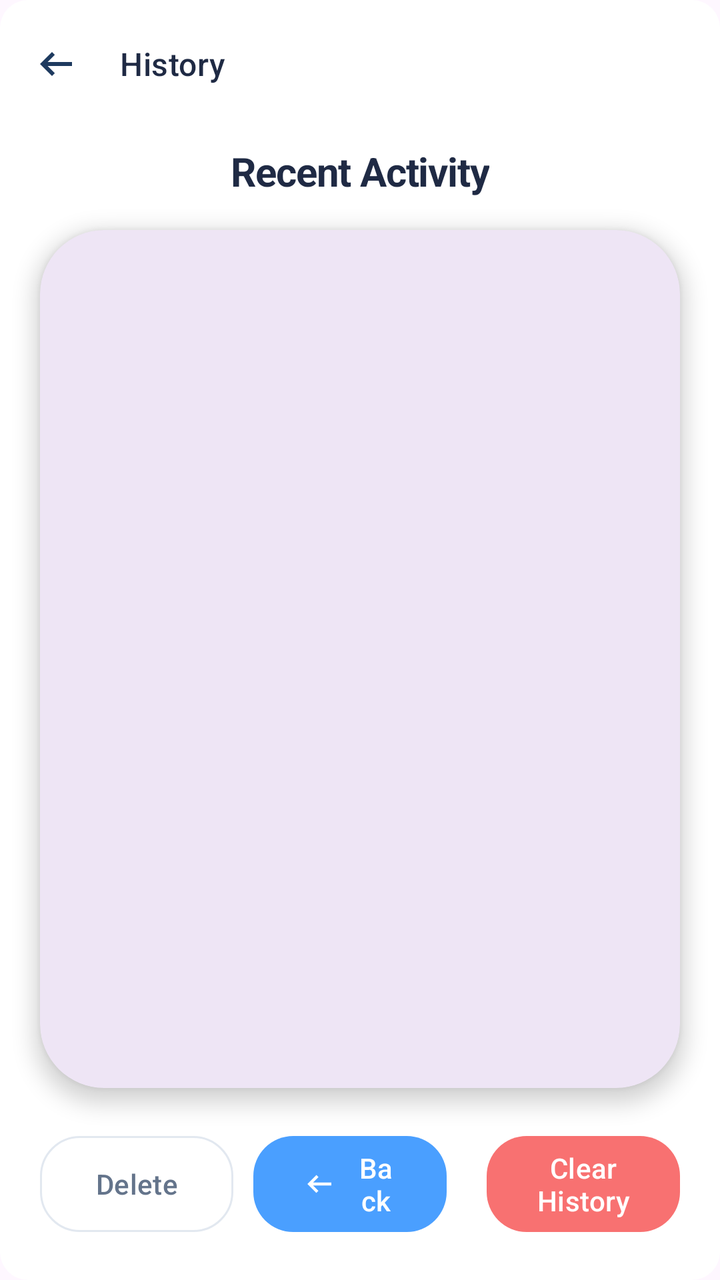
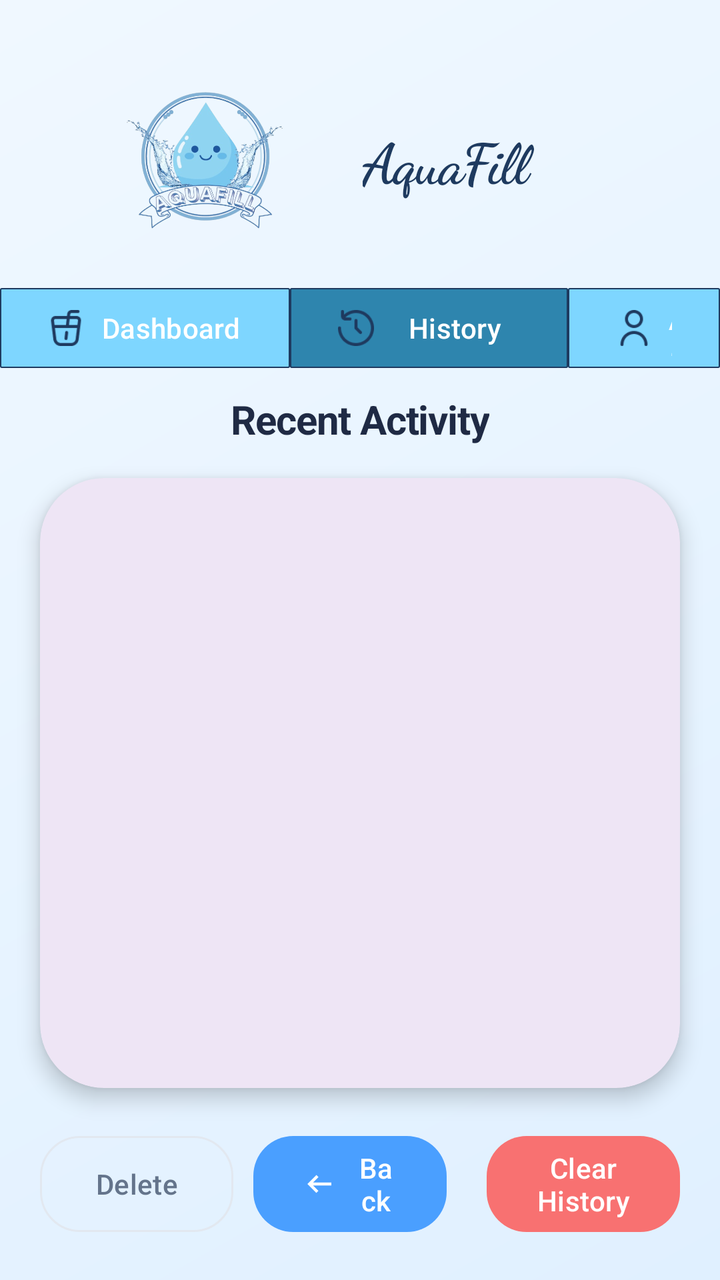

Two renders of the same Android screen: before a commit and after it. Below are the layout's source before the change and the commit's diff.
<!-- AndroidManifest.xml: application theme Theme.WaterReminder -->
<!-- res/layout/activity_history.xml -->
<?xml version="1.0" encoding="utf-8"?>
<androidx.constraintlayout.widget.ConstraintLayout
    xmlns:android="http://schemas.android.com/apk/res/android"
    xmlns:app="http://schemas.android.com/apk/res-auto"
    android:layout_width="match_parent"
    android:layout_height="match_parent"
    android:background="@drawable/bg"
    android:fitsSystemWindows="true">

    <com.google.android.material.appbar.MaterialToolbar
        android:id="@+id/toolbar"
        android:layout_width="0dp"
        android:layout_height="?attr/actionBarSize"
        android:background="@android:color/transparent"
        app:layout_constraintTop_toTopOf="parent"
        app:layout_constraintStart_toStartOf="parent"
        app:layout_constraintEnd_toEndOf="parent"
        app:navigationIcon="@drawable/icon_back"
        app:title="History"
        app:titleTextColor="#1F2A44"
        app:titleTextAppearance="@style/TextAppearance.Material3.TitleMedium" />

    <TextView
        android:id="@+id/tv_recent_title"
        android:layout_width="wrap_content"
        android:layout_height="wrap_content"
        android:text="Recent Activity"
        android:textColor="#1F2A44"
        android:textSize="20sp"
        android:textStyle="bold"
        android:letterSpacing="-0.02"
        android:layout_marginTop="8dp"
        app:layout_constraintStart_toStartOf="parent"
        app:layout_constraintEnd_toEndOf="parent"
        app:layout_constraintTop_toBottomOf="@id/toolbar" />

    <com.google.android.material.card.MaterialCardView
        android:id="@+id/history_card"
        android:layout_width="0dp"
        android:layout_height="0dp"
        android:layout_marginHorizontal="20dp"
        android:layout_marginTop="16dp"
        app:cardCornerRadius="32dp"
        app:cardElevation="6dp"
        app:strokeWidth="0dp"
        app:layout_constraintTop_toBottomOf="@id/tv_recent_title"
        app:layout_constraintBottom_toTopOf="@id/bottom_actions"
        app:layout_constraintStart_toStartOf="parent"
        app:layout_constraintEnd_toEndOf="parent">

        <androidx.recyclerview.widget.RecyclerView
            android:id="@+id/rv_history"
            android:layout_width="match_parent"
            android:layout_height="match_parent"
            android:paddingHorizontal="8dp"
            android:paddingVertical="12dp"
            android:clipToPadding="false"
            app:layoutManager="androidx.recyclerview.widget.LinearLayoutManager" />

    </com.google.android.material.card.MaterialCardView>

    <LinearLayout
        android:id="@+id/bottom_actions"
        android:layout_width="0dp"
        android:layout_height="wrap_content"
        android:orientation="horizontal"
        android:padding="20dp"
        android:gravity="center"
        app:layout_constraintBottom_toBottomOf="parent"
        app:layout_constraintStart_toStartOf="parent"
        app:layout_constraintEnd_toEndOf="parent">

        <com.google.android.material.button.MaterialButton
            android:id="@+id/btn_delete"
            style="@style/Widget.Material3.Button.OutlinedButton"
            android:layout_width="0dp"
            android:layout_weight="1"
            android:layout_height="56dp"
            android:text="Delete"
            android:textColor="#64748B"
            app:strokeColor="#E2E8F0"
            app:cornerRadius="20dp"
            android:layout_marginEnd="10dp" />

        <com.google.android.material.button.MaterialButton
            android:id="@+id/btnBack"
            style="@style/Widget.Material3.Button"
            android:layout_width="0dp"
            android:layout_weight="1"
            android:layout_height="56dp"
            android:text="Back"
            app:icon="@drawable/icon_back"
            app:iconGravity="start"
            app:backgroundTint="#4A9FFF"
            app:cornerRadius="20dp"
            android:layout_marginEnd="10dp" />

        <com.google.android.material.button.MaterialButton
            android:id="@+id/btn_clear_all"
            style="@style/Widget.Material3.Button"
            android:layout_width="0dp"
            android:layout_weight="1"
            android:layout_height="56dp"
            android:text="Clear History"
            android:textColor="#FFFFFF"
            app:backgroundTint="#F87171"
            app:cornerRadius="20dp"
            android:layout_marginStart="10dp" />

    </LinearLayout>

</androidx.constraintlayout.widget.ConstraintLayout>
<!-- resources referenced by this layout -->
<resources>
  <!-- drawable bg (drawable) -->
  <?xml version="1.0" encoding="utf-8"?>
  <shape xmlns:android="http://schemas.android.com/apk/res/android">
      <solid android:color="#FFFFFF"/> <corners android:radius="14dp"/>
  </shape>
  <!-- drawable icon_back (drawable) -->
  <vector xmlns:android="http://schemas.android.com/apk/res/android"
      android:width="24dp"
      android:height="24dp"
      android:viewportWidth="24"
      android:viewportHeight="24">
      <path
          android:fillColor="#1E3A5F"
          android:pathData="M20,11H7.83L11.41,7.41L10,6L4,12L10,18L11.41,16.59L7.83,13H20V11Z" />
  </vector>
  <style name="Theme.WaterReminder" parent="Base.Theme.WaterReminder" />
  <style name="Base.Theme.WaterReminder" parent="Theme.Material3.DayNight.NoActionBar">
          
          
      </style>
</resources>

<!-- the commit's change to res/layout/activity_history.xml (unified diff, before → after) -->
@@ -4,21 +4,94 @@
     xmlns:app="http://schemas.android.com/apk/res-auto"
     android:layout_width="match_parent"
     android:layout_height="match_parent"
-    android:background="@drawable/bg"
+    android:background="@drawable/bg_aquafill"
     android:fitsSystemWindows="true">
 
-    <com.google.android.material.appbar.MaterialToolbar
-        android:id="@+id/toolbar"
+    <LinearLayout
+        android:id="@+id/header"
         android:layout_width="0dp"
-        android:layout_height="?attr/actionBarSize"
-        android:background="@android:color/transparent"
+        android:layout_height="wrap_content"
+        android:orientation="horizontal"
+        android:paddingHorizontal="24dp"
+        android:paddingTop="40dp"
+        android:gravity="center_vertical"
         app:layout_constraintTop_toTopOf="parent"
         app:layout_constraintStart_toStartOf="parent"
-        app:layout_constraintEnd_toEndOf="parent"
-        app:navigationIcon="@drawable/icon_back"
-        app:title="History"
-        app:titleTextColor="#1F2A44"
-        app:titleTextAppearance="@style/TextAppearance.Material3.TitleMedium" />
+        app:layout_constraintEnd_toEndOf="parent">
+
+        <ImageView
+            android:id="@+id/imageView"
+            android:layout_width="3dp"
+            android:layout_height="80dp"
+            android:layout_weight="1"
+            app:srcCompat="@drawable/pic" />
+
+        <TextView
+            android:layout_width="0dp"
+            android:layout_height="wrap_content"
+            android:layout_weight="1"
+            android:text="AquaFill"
+            android:textColor="#1E3A5F"
+            android:textSize="28sp"
+            android:fontFamily="cursive"
+            android:textStyle="bold"
+            android:letterSpacing="-0.02" />
+
+    </LinearLayout>
+    <LinearLayout
+        android:id="@+id/navBar"
+        android:layout_width="0dp"
+        android:layout_height="wrap_content"
+        android:orientation="horizontal"
+        android:paddingHorizontal="0dp"
+        android:paddingTop="20dp"
+        android:gravity="center_vertical"
+        app:layout_constraintTop_toBottomOf="@+id/header"
+        app:layout_constraintStart_toStartOf="parent"
+        app:layout_constraintEnd_toEndOf="parent">
+
+        <com.google.android.material.button.MaterialButton
+            android:id="@+id/btn_dashboard"
+            style="@style/Widget.Material3.Button"
+            android:layout_width="145dp"
+            android:layout_height="48dp"
+            android:text="Dashboard"
+            android:textSize="14sp"
+            app:backgroundTint="#7ED6FF"
+            app:cornerRadius="1dp"
+            app:icon="@drawable/drinkdash"
+            app:iconTint="#1E3A5F"
+            app:strokeColor="#1E3A5F"
+            app:strokeWidth="0.5dp" />
+
+        <com.google.android.material.button.MaterialButton
+            android:id="@+id/btnHisto"
+            style="@style/Widget.Material3.Button"
+            android:layout_width="139dp"
+            android:layout_height="48dp"
+            android:text="History"
+            android:textSize="14sp"
+            app:icon="@drawable/histdash"
+            app:cornerRadius="1dp"
+            app:backgroundTint="#2E85AE"
+            app:iconTint="#1E3A5F"
+            app:strokeColor="#1E3A5F"
+            app:strokeWidth="0.5dp" />
+
+        <com.google.android.material.button.MaterialButton
+            android:id="@+id/btnAcc"
+            style="@style/Widget.Material3.Button"
+            android:layout_width="wrap_content"
+            android:layout_height="48dp"
+            android:text="Account"
+            android:textSize="14sp"
+            app:icon="@drawable/acc"
+            app:cornerRadius="1dp"
+            app:backgroundTint="#7ED6FF"
+            app:iconTint="#1E3A5F"
+            app:strokeColor="#1E3A5F"
+            app:strokeWidth="0.5dp" />
+    </LinearLayout>
 
     <TextView
         android:id="@+id/tv_recent_title"
@@ -32,7 +105,7 @@
         android:layout_marginTop="8dp"
         app:layout_constraintStart_toStartOf="parent"
         app:layout_constraintEnd_toEndOf="parent"
-        app:layout_constraintTop_toBottomOf="@id/toolbar" />
+        app:layout_constraintTop_toBottomOf="@id/navBar" />
 
     <com.google.android.material.card.MaterialCardView
         android:id="@+id/history_card"
<!-- resource entries referenced after the edit -->
@@ -1,10 +1,15 @@
 <!-- resources referenced by this layout -->
 <resources>
-  <!-- drawable bg (drawable) -->
-  <?xml version="1.0" encoding="utf-8"?>
+  <!-- drawable acc: png bitmap (drawable, 785 bytes) -->
+  <!-- drawable bg_aquafill (drawable) -->
   <shape xmlns:android="http://schemas.android.com/apk/res/android">
-      <solid android:color="#FFFFFF"/> <corners android:radius="14dp"/>
+      <gradient
+          android:startColor="#E0F0FF"
+          android:endColor="#F0F8FF"
+          android:angle="135"/>
   </shape>
+  <!-- drawable drinkdash: png bitmap (drawable, 769 bytes) -->
+  <!-- drawable histdash: png bitmap (drawable, 953 bytes) -->
   <!-- drawable icon_back (drawable) -->
   <vector xmlns:android="http://schemas.android.com/apk/res/android"
       android:width="24dp"
@@ -15,6 +20,7 @@
           android:fillColor="#1E3A5F"
           android:pathData="M20,11H7.83L11.41,7.41L10,6L4,12L10,18L11.41,16.59L7.83,13H20V11Z" />
   </vector>
+  <!-- drawable pic: png bitmap (drawable, 244769 bytes) -->
   <style name="Theme.WaterReminder" parent="Base.Theme.WaterReminder" />
   <style name="Base.Theme.WaterReminder" parent="Theme.Material3.DayNight.NoActionBar">
           
